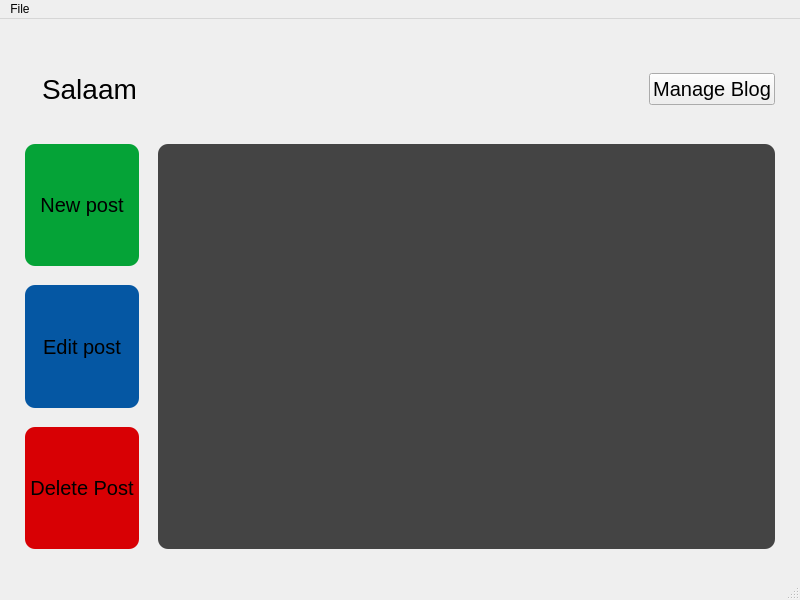
First picture: the form in Resources/BlogManager.ui, repository Danial-Movahed/DanialCMS, before the edit.
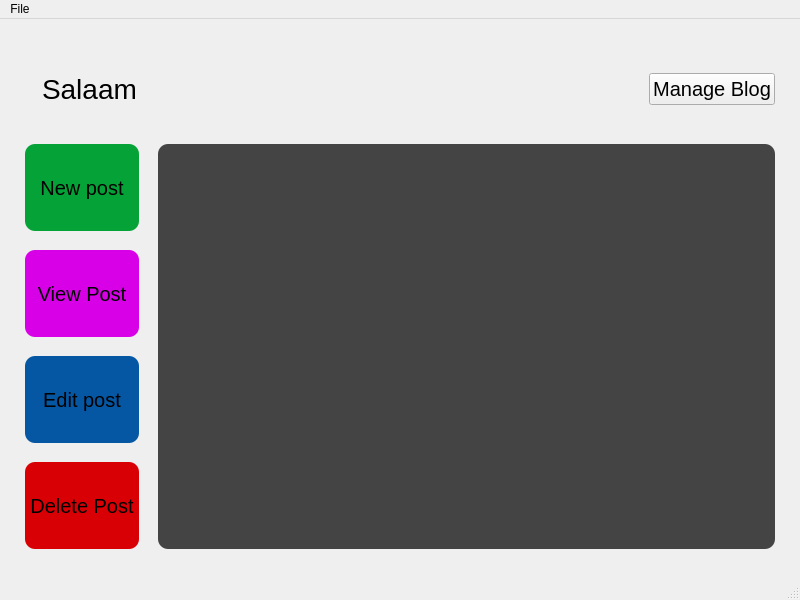
Second picture: the form after the edit. Icons and pictures are not drawn.

Commit message: Added post viewer and post creating method

```diff
--- a/Resources/BlogManager.ui
+++ b/Resources/BlogManager.ui
@@ -132,7 +132,30 @@
          </widget>
         </item>
         <item>
-         <widget class="QPushButton" name="pushButton_3">
+         <widget class="QPushButton" name="ViewPost">
+          <property name="sizePolicy">
+           <sizepolicy hsizetype="Minimum" vsizetype="Expanding">
+            <horstretch>0</horstretch>
+            <verstretch>0</verstretch>
+           </sizepolicy>
+          </property>
+          <property name="font">
+           <font>
+            <pointsize>15</pointsize>
+           </font>
+          </property>
+          <property name="styleSheet">
+           <string notr="true">background-color: rgb(215, 0, 230);
+border-radius: 10px;
+padding: 0px 5px;</string>
+          </property>
+          <property name="text">
+           <string>View Post</string>
+          </property>
+         </widget>
+        </item>
+        <item>
+         <widget class="QPushButton" name="EditPost">
           <property name="sizePolicy">
            <sizepolicy hsizetype="Minimum" vsizetype="Expanding">
             <horstretch>0</horstretch>
```
Left out of the diff: 8 changed lines with no effect on the pictures. The commit also changes 11 other files.
